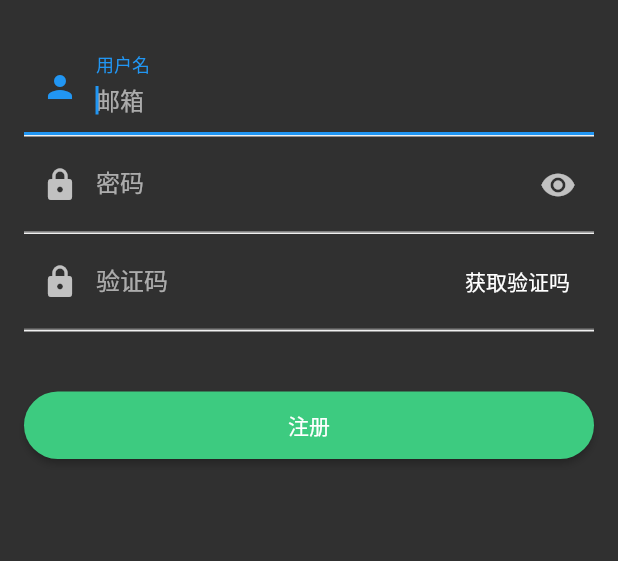
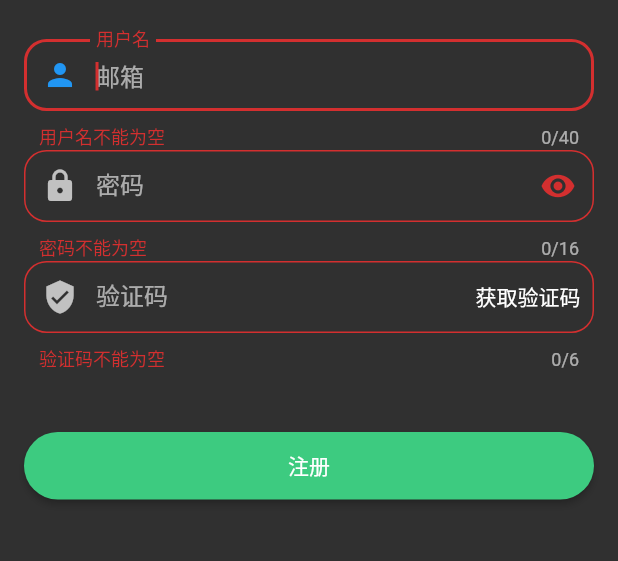
Before and after one commit to di1shuai/sleep_early, a Flutter app: the screen it shows after launch, after a tap on "注册账号", on a phone screen of 412 x 824 dp, the part 534-1095 px from its top. Run offline on Flutter 3.47's test engine with Material 2 defaults, Android fonts, the phone set to English and light mode, and no system bars; our stand-ins replace device_info, dio, flutter_svg, permission_handler, shared_preferences; missing offline and left inert: cron, flustars, platform_device_id, shutdown_platform; accounts and stored records are empty; network calls fail.

Commit message:
前端校验

```diff
--- a/lib/api/api_util.dart
+++ b/lib/api/api_util.dart
@@ -42,6 +42,11 @@ class APIUtil {
     }
     if (response.statusCode == 200) {
       apiResponse = APIResponse.fromMap(response.data);
+      if (apiResponse.code == 0) {
+        return apiResponse.data;
+      } else if (apiResponse.code == 1) {
+        print(apiResponse.error);
+      }
     } else {
       print(response.data.toString());
     }
@@ -58,6 +63,11 @@ class APIUtil {
     response = await dio.post(url, data: params);
     if (response.statusCode == 200) {
       apiResponse = APIResponse.fromMap(response.data);
+      if (apiResponse.code == 0) {
+        return apiResponse.data;
+      } else if (apiResponse.code == 1) {
+        print(apiResponse.error);
+      }
     }
     return apiResponse.data;
   }
@@ -73,6 +83,11 @@ class APIUtil {
     response = await dio.put(url, data: params);
     if (response.statusCode == 200) {
       apiResponse = APIResponse.fromMap(response.data);
+      if (apiResponse.code == 0) {
+        return apiResponse.data;
+      } else if (apiResponse.code == 1) {
+        print(apiResponse.error);
+      }
     }
     return apiResponse.data;
   }
@@ -88,6 +103,11 @@ class APIUtil {
     response = await dio.delete(url);
     if (response.statusCode == 200) {
       apiResponse = APIResponse.fromMap(response.data);
+      if (apiResponse.code == 0) {
+        return apiResponse.data;
+      } else if (apiResponse.code == 1) {
+        print(apiResponse.error);
+      }
     }
     return apiResponse.data;
   }
--- a/lib/demo/text_demo2.dart
+++ b/lib/demo/text_demo2.dart
@@ -12,24 +12,29 @@ class _FocusTestRouteState extends State<FocusTestRoute> {
 
   @override
   Widget build(BuildContext context) {
-    return Padding(
+    return Scaffold(
+      appBar: AppBar(
+        title: Text("text input 2"),
+      ),
+      body: Padding(
         padding: EdgeInsets.all(16.0),
         child: Column(
           children: <Widget>[
             TextField(
               autofocus: true,
-            focusNode: focusNode1,//关联focusNode1
-            decoration: InputDecoration(
-                labelText: "input1"
-            ),
+              focusNode: focusNode1, //关联focusNode1
+              decoration: InputDecoration(labelText: "input1"),
             ),
             TextField(
-            focusNode: focusNode2,//关联focusNode2
-            decoration: InputDecoration(
-                labelText: "input2"
+              focusNode: focusNode2, //关联focusNode2
+              decoration: InputDecoration(labelText: "input2"),
             ),
+            TextField(
+              maxLength: 2,
+              decoration: InputDecoration(labelText: "input3"),
             ),
-          Builder(builder: (ctx) {
+            Builder(
+              builder: (ctx) {
                 return Column(
                   children: <Widget>[
                     RaisedButton(
@@ -38,7 +43,7 @@ class _FocusTestRouteState extends State<FocusTestRoute> {
                         //将焦点从第一个TextField移到第二个TextField
                         // 这是一种写法 FocusScope.of(context).requestFocus(focusNode2);
                         // 这是第二种写法
-                    if(null == focusScopeNode){
+                        if (null == focusScopeNode) {
                           focusScopeNode = FocusScope.of(context);
                         }
                         focusScopeNode.requestFocus(focusNode2);
@@ -58,7 +63,7 @@ class _FocusTestRouteState extends State<FocusTestRoute> {
             ),
           ],
         ),
+      ),
     );
   }
-
 }
--- a/lib/models/api_response.dart
+++ b/lib/models/api_response.dart
@@ -68,30 +68,30 @@ class APIResponse {
 
 class Error {
 
-  int errorCode;
+  String code;
 
-  String errorMsg;
+  String message;
 
   Error({
-    this.errorCode,
-    this.errorMsg,
+    this.code,
+    this.message,
   });
 
 
   Error copyWith({
-    int errorCode,
-    String errorMsg,
+    String code,
+    String message,
   }) {
     return Error(
-      errorCode: errorCode ?? this.errorCode,
-      errorMsg: errorMsg ?? this.errorMsg,
+      code: code ?? this.code,
+      message: message ?? this.message,
     );
   }
 
   Map<String, dynamic> toMap() {
     return {
-      'errorCode': errorCode,
-      'errorMsg': errorMsg,
+      'code': code,
+      'message': message,
     };
   }
 
@@ -99,8 +99,8 @@ class Error {
     if (map == null) return null;
 
     return Error(
-      errorCode: map['errorCode'],
-      errorMsg: map['errorMsg'],
+      code: map['code'],
+      message: map['message'],
     );
   }
 
@@ -109,17 +109,17 @@ class Error {
   static Error fromJson(String source) => fromMap(json.decode(source));
 
   @override
-  String toString() => 'Error(errorCode: $errorCode, errorMsg: $errorMsg)';
+  String toString() => 'Error(code: $code, message: $message)';
 
   @override
   bool operator ==(Object o) {
     if (identical(this, o)) return true;
 
     return o is Error &&
-      o.errorCode == errorCode &&
-      o.errorMsg == errorMsg;
+      o.code == code &&
+      o.message == message;
   }
 
   @override
-  int get hashCode => errorCode.hashCode ^ errorMsg.hashCode;
+  int get hashCode => code.hashCode ^ message.hashCode;
 }
--- a/lib/views/signin.dart
+++ b/lib/views/signin.dart
@@ -1,3 +1,4 @@
+import 'package:flustars/flustars.dart';
 import 'package:flutter/material.dart';
 import 'package:flutter_svg/flutter_svg.dart';
 import 'package:provider/provider.dart';
@@ -7,6 +8,7 @@ import 'package:sleep_early/common/routes.dart';
 import 'package:sleep_early/models/account.dart';
 import 'package:sleep_early/models/enums/identity_type.dart';
 import 'package:sleep_early/models/sign.dart';
+import 'package:sleep_early/widgets/input.dart';
 
 class SigninRoute extends StatefulWidget {
   @override
@@ -16,91 +18,54 @@ class SigninRoute extends StatefulWidget {
 class _SigninRouteState extends State<SigninRoute> {
   TextEditingController _usernameC = TextEditingController();
   TextEditingController _passwordC = TextEditingController();
-  TextEditingController _verifiedCodeC = TextEditingController();
+  GlobalKey _formKey = GlobalKey<FormState>();
+
+  @override
+  void dispose() {
+    _usernameC?.dispose();
+    _passwordC?.dispose();
+    super.dispose();
+  }
 
   @override
   Widget build(BuildContext context) {
-    return Scaffold(
-      appBar: AppBar(
-        title: Text("登录"),
-      ),
-      body: Column(children: [
-        new Container(
+    final logo = new Container(
         padding: EdgeInsets.only(top: 100.0, bottom: 10.0),
         child: SvgPicture.asset("imgs/logo_light.svg",
             width: 200,
             color: Theme.of(context).iconTheme.color,
-                semanticsLabel: "Sleep Early")),
-        new Container(
-          padding: const EdgeInsets.all(16.0),
-          child: Column(
-            children: <Widget>[
-              new Container(
-                  decoration: new BoxDecoration(
-                      border: new Border(
-                          bottom: BorderSide(
-                              color: Color.fromARGB(255, 240, 240, 240),
-                              width: 1.0))),
-                  child: TextField(
-                    autofocus: true,
-                    controller: _usernameC,
-                    decoration: InputDecoration(
-                        labelText: "用户名",
-                        hintText: "邮箱",
-                        prefixIcon: Icon(Icons.person)),
-                  )),
-              new Container(
-                decoration: new BoxDecoration(
-                    border: new Border(
-                        bottom: BorderSide(
-                            color: Color.fromARGB(255, 240, 240, 240),
-                            width: 1.0))),
-                child: TextField(
-                  controller: _passwordC,
-                  decoration: InputDecoration(
-                      labelText: "密码",
-                      hintText: "您的登录密码",
-                      prefixIcon: Icon(Icons.lock)),
-                  obscureText: true,
-                ),
-              ),
-              new Container(
-                height: 45.0,
-                margin: EdgeInsets.only(top: 40.0),
-                child: new SizedBox.expand(
-                  child: new RaisedButton(
+            semanticsLabel: "Sleep Early"));
+
+    final usernameT = UsernameT(controller: _usernameC);
+
+    final passwordT = PasswordT(controller: _passwordC,);
+
+    final signinB = new RaisedButton(
       onPressed: () async {
+        if ((_formKey.currentState as FormState).validate()) {
+          //验证通过提交数据
           Account account = await SignAPI.signin(Sign(
               username: _usernameC.text,
               password: _passwordC.text,
               identityType: IdentityType.EMAIL));
-                      Provider.of<AccountProvider>(context, listen: false)
-                          .account = account;
-                      Navigator.pushNamedAndRemoveUntil(context,
-                          Routes.HOME_ROUTE, (Route<dynamic> route) => false);
+          Provider.of<AccountProvider>(context, listen: false).account =
+              account;
+          Navigator.pushNamedAndRemoveUntil(
+              context, Routes.HOME_ROUTE, (Route<dynamic> route) => false);
+        }
       },
       color: Color.fromARGB(255, 61, 203, 128),
-                    // color: Theme.of(context).accentColor,
       child: new Text(
         '登录',
         style: TextStyle(
           fontSize: 14.0,
-                        // color: Color.fromARGB(255, 255, 255, 255)
         ),
       ),
       shape: new RoundedRectangleBorder(
           borderRadius: new BorderRadius.circular(45.0)),
-                  ),
-                ),
-              ),
-              new Container(
-                margin: EdgeInsets.only(top: 30.0),
-                padding: EdgeInsets.only(left: 8.0, right: 8.0),
-                child: new Row(
-                  mainAxisAlignment: MainAxisAlignment.spaceBetween,
-                  children: <Widget>[
-                    new Container(
-                        child: FlatButton(
+    );
+
+    final signupB = FlatButton(
       onPressed: () {
         Navigator.of(context).pushNamed(Routes.SIGNUP_ROUTE);
       },
@@ -108,11 +73,11 @@ class _SigninRouteState extends State<SigninRoute> {
         '注册账号',
         style: TextStyle(
           fontSize: 13.0,
-                          // color: Color.fromARGB(255, 53, 53, 53)
         ),
       ),
-                    )),
-                    FlatButton(
+    );
+
+    final findB = FlatButton(
       onPressed: () {
         print("跳转");
       },
@@ -123,14 +88,41 @@ class _SigninRouteState extends State<SigninRoute> {
           // color: Color.fromARGB(255, 53, 53, 53)
         ),
       ),
-                    )
-                  ],
+    );
+    return Scaffold(
+        appBar: AppBar(
+          title: Text("登录"),
+        ),
+        body: Form(
+          key: _formKey,
+          autovalidate: true,
+          child: Column(children: [
+            logo,
+            new Container(
+              padding: const EdgeInsets.all(16.0),
+              child: Column(
+                children: <Widget>[
+                  Input(child: usernameT),
+                  Input(child: passwordT),
+                  new Container(
+                    height: 45.0,
+                    margin: EdgeInsets.only(top: 40.0),
+                    child: new SizedBox.expand(
+                      child: signinB,
+                    ),
+                  ),
+                  new Container(
+                    margin: EdgeInsets.only(top: 30.0),
+                    padding: EdgeInsets.only(left: 8.0, right: 8.0),
+                    child: new Row(
+                      mainAxisAlignment: MainAxisAlignment.spaceBetween,
+                      children: <Widget>[signupB, findB],
                     ),
                   ),
                 ],
               ),
             ),
           ]),
-    );
+        ));
   }
 }
--- a/lib/views/signup.dart
+++ b/lib/views/signup.dart
@@ -1,4 +1,5 @@
 import 'package:flutter/material.dart';
+import 'package:flutter/services.dart';
 import 'package:flutter_svg/flutter_svg.dart';
 import 'package:provider/provider.dart';
 import 'package:sleep_early/api/sign_api.dart';
@@ -18,7 +19,7 @@ class _SignupRouteState extends State<SignupRoute> {
   TextEditingController _usernameC = TextEditingController();
   TextEditingController _passwordC = TextEditingController();
   TextEditingController _verifiedCodeC = TextEditingController();
-  bool isShowPassWord = false;
+  GlobalKey _formKey = GlobalKey<FormState>();
 
   @override
   void dispose() {
@@ -37,50 +38,53 @@ class _SignupRouteState extends State<SignupRoute> {
             color: Theme.of(context).iconTheme.color,
             semanticsLabel: "Sleep Early"));
 
-    final usernameT = TextField(
-      autofocus: true,
-      controller: _usernameC,
+    final usernameT = UsernameT(controller: _usernameC);
+
+    final passwordT = PasswordT(controller: _passwordC);
+
+    final verifiedCodeT = TextFormField(
+      controller: _verifiedCodeC,
+      maxLength: 6,
       decoration: InputDecoration(
-          labelText: "用户名", hintText: "邮箱", prefixIcon: Icon(Icons.person)),
-    );
-
-    final passwordT = TextField(
-      controller: _passwordC,
-      decoration: InputDecoration(
-          labelText: "密码",
-          hintText: "您的登录密码",
-          prefixIcon: Icon(Icons.lock),
-          suffixIcon: IconButton(
-              onPressed: () {
-                setState(() {
-                  isShowPassWord = !isShowPassWord;
-                });
-              },
-              icon: Icon(
-                isShowPassWord ? Icons.visibility_off : Icons.visibility,
-              ))),
-      obscureText: !isShowPassWord,
-    );
-
-    final verifiedCodeT = TextField(
-      controller: _verifiedCodeC,
-      decoration: InputDecoration(
+          contentPadding: EdgeInsets.all(10.0),
+          border: OutlineInputBorder(
+            borderRadius: BorderRadius.circular(15.0),
+          ),
           labelText: "验证码",
           hintText: "获取到的验证码",
-          prefixIcon: Icon(Icons.lock),
+          prefixIcon: Icon(Icons.verified_user),
           suffixIcon: FlatButton(
+            padding: EdgeInsets.all(5),
+            shape: RoundedRectangleBorder(
+              borderRadius: BorderRadius.all(Radius.circular(15)),
+            ),
             onPressed: () async {
+              // Todo 校验
+              bool check = checkUP();
+
               bool res = await SignAPI.verified(Sign(
-                  username: _usernameC.text,
-                  identityType: IdentityType.EMAIL)
-                  );
-              if (res== true){
+                  username: _usernameC.text.trim(),
+                  identityType: IdentityType.EMAIL));
+              if (res == true) {
                 print("验证码已发送");
               }
             },
-            child: Text("获取验证吗"),
+            child: Text("获取验证码"),
           )),
-      obscureText: true,
+          validator: (value){
+            if(value.trim().isEmpty){
+              return "验证码不能为空";
+            }else if(value.trim().length!=6){
+              return "请输入6位验证码";
+            }
+            return null;
+          },
+          inputFormatters: [
+                    // WhitelistingTextInputFormatter(RegExp("[a-z][A-Z][0-9][.]")),      //限制只允许输入字母和数字
+                   WhitelistingTextInputFormatter.digitsOnly,                //限制只允许输入数字
+//                    LengthLimitingTextInputFormatter(8),                      //限制输入长度不超过8位
+
+                  ]
     );
 
     final signupB = RaisedButton(
@@ -106,7 +110,10 @@ class _SignupRouteState extends State<SignupRoute> {
         appBar: AppBar(
           title: Text("注册"),
         ),
-      body: Column(children: [
+        body: Form(
+          key: _formKey,
+          autovalidate: true,
+          child: Column(children: [
             logo,
             Container(
               padding: const EdgeInsets.all(16.0),
@@ -132,6 +139,8 @@ class _SignupRouteState extends State<SignupRoute> {
               ),
             ),
           ]),
-    );
+        ));
   }
+
+  bool checkUP() {}
 }
--- a/lib/widgets/device_dialog.dart
+++ b/lib/widgets/device_dialog.dart
@@ -31,14 +31,11 @@ class _DeviceDialogState extends State<DeviceDialog> {
 
   @override
   Widget build(BuildContext context) {
-    return Column(
-      crossAxisAlignment: CrossAxisAlignment.start,
-      mainAxisSize: MainAxisSize.min,
-      children: <Widget>[
-        ListTile(
-          title: Text('平台: ' + _device.platform),
-        ),
-        TextField(
+    final platformT = ListTile(
+      title: Text('平台: ' + _device.platform),
+    );
+
+    final deviceNameT =  TextField(
           autofocus: false,
           maxLength: 12,
           decoration: InputDecoration(
@@ -50,8 +47,8 @@ class _DeviceDialogState extends State<DeviceDialog> {
               _device.deviceName = value;
             })
           },
-        ),
-        FlatButton(
+        );
+    final timeT = FlatButton(
           child: Text(
             '${_time.hour}:${_time.minute}',
             style: Theme.of(context).primaryTextTheme.button,
@@ -59,15 +56,24 @@ class _DeviceDialogState extends State<DeviceDialog> {
           onPressed: () {
             _selectTime(context);
           },
-        ),
-        CupertinoSwitch(
+        );
+    final openT =  CupertinoSwitch(
           value: _device.open,
           onChanged: (value) {
             setState(() {
               _device.open = value;
             });
           },
-        )
+        );
+
+    return Column(
+      crossAxisAlignment: CrossAxisAlignment.start,
+      mainAxisSize: MainAxisSize.min,
+      children: <Widget>[
+        // platformT,
+        deviceNameT,
+        // timeT,
+        // openT
       ],
     );
   }
@@ -108,7 +114,8 @@ Future<bool> showCreateDialog(BuildContext context) async {
           FlatButton(
             child: Text("绑定"),
             onPressed: () async {
-              Device device = await DeviceAPI.CreateDevice(key.currentState._device);
+              Device device =
+                  await DeviceAPI.CreateDevice(key.currentState._device);
               if (device != null) {
                 Navigator.of(context).pop(true);
               } else {
--- a/lib/widgets/input.dart
+++ b/lib/widgets/input.dart
@@ -1,4 +1,6 @@
+import 'package:flustars/flustars.dart';
 import 'package:flutter/material.dart';
+import 'package:flutter/services.dart';
 
 class Input extends StatelessWidget {
   Widget child;
@@ -11,10 +13,103 @@ class Input extends StatelessWidget {
   @override
   Widget build(BuildContext context) {
     return new Container(
-        decoration: new BoxDecoration(
-            border: new Border(
-                bottom: BorderSide(
-                    color: Color.fromARGB(255, 240, 240, 240), width: 1.0))),
+        // decoration: new BoxDecoration(
+        //     border: new Border(
+        //         bottom: BorderSide(
+        //             color: Color.fromARGB(255, 240, 240, 240), width: 1.0))),
         child: child);
   }
 }
+
+class UsernameT extends StatelessWidget {
+  final TextEditingController controller;
+
+  const UsernameT({
+    Key key,
+    this.controller,
+  }) : super(key: key);
+
+  @override
+  Widget build(BuildContext context) {
+    return TextFormField(
+        autofocus: true,
+        maxLength: 40,
+        controller: controller,
+        decoration: InputDecoration(
+            contentPadding: EdgeInsets.all(10.0),
+            border: OutlineInputBorder(
+              borderRadius: BorderRadius.circular(15.0),
+            ),
+            labelText: "用户名",
+            hintText: "邮箱",
+            prefixIcon: Icon(Icons.person)),
+        validator: (value) {
+          if (value.trim().isEmpty) {
+            return "用户名不能为空";
+          } else if (value.trim().length < 6) {
+            return "用户名不能少于6位";
+          } else if (!RegexUtil.isEmail(value.trim())) {
+            return "请输入正确的邮件地址";
+          }
+          return null;
+        },
+        inputFormatters: [
+          WhitelistingTextInputFormatter(
+              RegExp("[a-z,A-Z,0-9,@,.,_]")) //限制只允许输入字母和数字
+        ]);
+  }
+}
+
+class PasswordT extends StatefulWidget {
+  final TextEditingController controller;
+
+  PasswordT({Key key, this.controller}) : super(key: key);
+
+  @override
+  _PasswordTState createState() => _PasswordTState(controller: controller);
+}
+
+class _PasswordTState extends State<PasswordT> {
+  TextEditingController controller;
+
+  _PasswordTState({Key key, this.controller});
+
+  bool isShowPassWord = false;
+
+  @override
+  Widget build(Object context) {
+    return TextFormField(
+        controller: controller,
+        maxLength: 16,
+        decoration: InputDecoration(
+            contentPadding: EdgeInsets.all(10.0),
+            border: OutlineInputBorder(
+              borderRadius: BorderRadius.circular(15.0),
+            ),
+            labelText: "密码",
+            hintText: "您的登录密码",
+            prefixIcon: Icon(Icons.lock),
+            suffixIcon: IconButton(
+                onPressed: () {
+                  setState(() {
+                    isShowPassWord = !isShowPassWord;
+                  });
+                },
+                icon: Icon(
+                  isShowPassWord ? Icons.visibility_off : Icons.visibility,
+                ))),
+        obscureText: !isShowPassWord,
+        validator: (value) {
+          if (value.trim().isEmpty) {
+            return "密码不能为空";
+          } else if (value.trim().length < 6) {
+            return "密码不能少于6位";
+          }
+          return null;
+        },
+        inputFormatters: [
+          WhitelistingTextInputFormatter(
+              RegExp("[a-z,A-Z,0-9,@,.,_]")) //限制只允许输入字母和数字
+        ]);
+  }
+}
--- a/pubspec.yaml
+++ b/pubspec.yaml
@@ -37,6 +37,7 @@ dependencies:
   dio: ^3.0.9
   cron: ^0.2.3
   flutter_svg: ^0.17.4
+  flustars: ^0.2.6+1
 
 dev_dependencies:
   flutter_test:
```
Also changed, not shown: pubspec.lock. Lines whose indentation alone changed are shown as unchanged.
